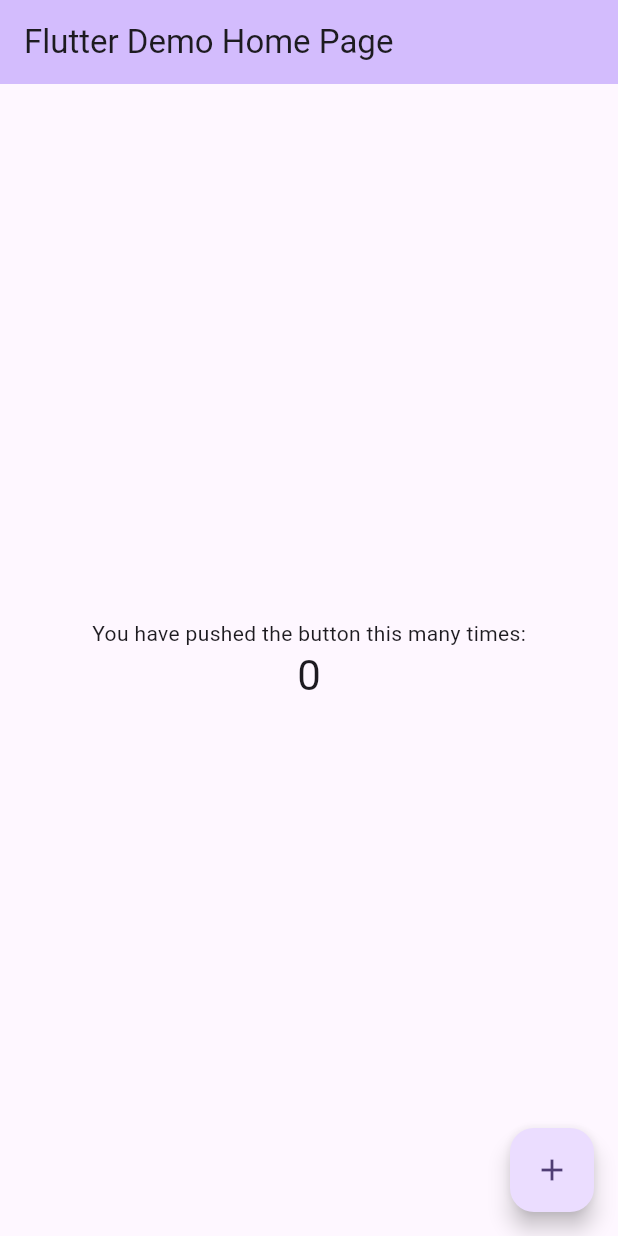
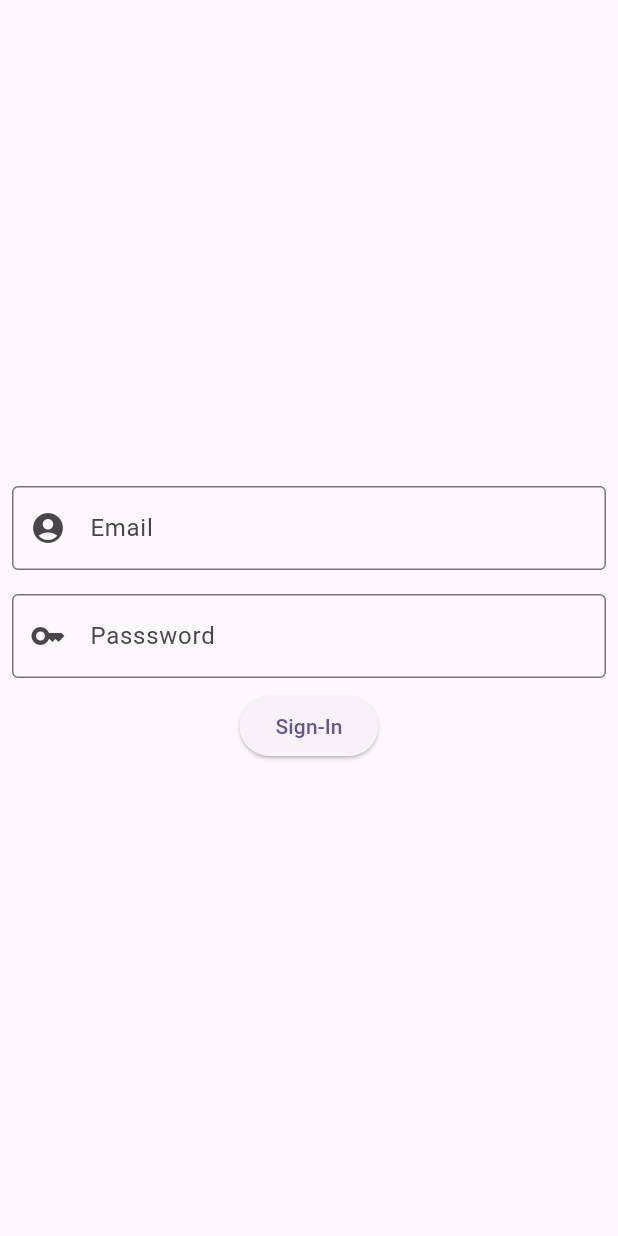
Before and after one commit to DiegoDA04/recruitech_flutter, a Flutter app: the screen it shows after launch, on a phone screen of 412 x 824 dp. Run offline on Flutter 3.47's test engine with Material 2 defaults, Android fonts, the phone set to English and light mode, and no system bars.

Commit message:
Created login interface and http_helper for cosume api

```diff
--- /dev/null
+++ b/lib/data/http_helper.dart
@@ -0,0 +1,23 @@
+import 'dart:convert';
+import 'dart:io';
+
+import 'package:http/http.dart' as http;
+import 'package:recruitech_flutter/data/login_class/login_request.dart';
+import 'package:recruitech_flutter/data/login_class/login_response.dart';
+
+class HttpHelper {
+  final String urlBase = "https://backend-recruitech-production.up.railway.app/api/v1/";
+
+  Future<LoginResponse?> login(LoginRequest request) async {
+    const String endPoint = "auth/sign-in";
+    http.Response response = await http.post(Uri.parse(urlBase+endPoint),
+      headers: <String, String>{
+        'Content-Type': 'application/json; charset=UTF-8',
+      },
+      body: jsonEncode(request.toJson()),
+    );
+    if (response.statusCode == HttpStatus.ok) {
+      return LoginResponse.fromJson(jsonDecode(response.body));
+    } return null;
+  }
+}
--- /dev/null
+++ b/lib/data/login_class/login_request.dart
@@ -0,0 +1,18 @@
+class LoginRequest {
+  String? email;
+  String? password;
+
+  LoginRequest({this.email, this.password});
+
+  LoginRequest.fromJson(Map<String, dynamic> json) {
+    email = json['email'];
+    password = json['password'];
+  }
+
+  Map<String, String> toJson() {
+    final Map<String, String> data = new Map<String, String>();
+    data['email'] = this.email!;
+    data['password'] = this.password!;
+    return data;
+  }
+}
--- /dev/null
+++ b/lib/data/login_class/login_response.dart
@@ -0,0 +1,15 @@
+class LoginResponse {
+  int? id;
+  String? username;
+  String? email;
+  String? token;
+
+  LoginResponse({this.id, this.username, this.email, this.token});
+
+  LoginResponse.fromJson(Map<String, dynamic> json) {
+    id = json['id'];
+    username = json['username'];
+    email = json['email'];
+    token = json['token'];
+  }
+}
--- a/lib/main.dart
+++ b/lib/main.dart
@@ -1,4 +1,5 @@
 import 'package:flutter/material.dart';
+import 'package:recruitech_flutter/ui/login_screen.dart';
 
 void main() {
   runApp(const MyApp());
@@ -7,7 +8,6 @@ void main() {
 class MyApp extends StatelessWidget {
   const MyApp({super.key});
 
-  // This widget is the root of your application.
   @override
   Widget build(BuildContext context) {
     return MaterialApp(
@@ -16,54 +16,8 @@ class MyApp extends StatelessWidget {
         colorScheme: ColorScheme.fromSeed(seedColor: Colors.deepPurple),
         useMaterial3: true,
       ),
-      home: const MyHomePage(title: 'Flutter Demo Home Page'),
-    );
-  }
-}
-
-class MyHomePage extends StatefulWidget {
-  const MyHomePage({super.key, required this.title});
-
-  final String title;
-
-  @override
-  State<MyHomePage> createState() => _MyHomePageState();
-}
-
-class _MyHomePageState extends State<MyHomePage> {
-  int _counter = 0;
-
-  void _incrementCounter() {
-    setState(() {
-      _counter++;
-    });
-  }
-
-  @override
-  Widget build(BuildContext context) {
-    return Scaffold(
-      appBar: AppBar(
-        backgroundColor: Theme.of(context).colorScheme.inversePrimary,
-        title: Text(widget.title),
-      ),
-      body: Center(
-        child: Column(
-          mainAxisAlignment: MainAxisAlignment.center,
-          children: <Widget>[
-            const Text(
-              'You have pushed the button this many times:',
-            ),
-            Text(
-              '$_counter',
-              style: Theme.of(context).textTheme.headlineMedium,
-            ),
-          ],
-        ),
-      ),
-      floatingActionButton: FloatingActionButton(
-        onPressed: _incrementCounter,
-        tooltip: 'Increment',
-        child: const Icon(Icons.add),
+      home: const Scaffold(
+        body: Login()
       ),
     );
   }
--- /dev/null
+++ b/lib/ui/login_screen.dart
@@ -0,0 +1,97 @@
+
+
+import 'package:flutter/material.dart';
+import 'package:recruitech_flutter/data/http_helper.dart';
+import 'package:recruitech_flutter/data/login_class/login_request.dart';
+import 'package:recruitech_flutter/data/login_class/login_response.dart';
+
+class Login extends StatefulWidget {
+  const Login({super.key});
+
+  @override
+  State<Login> createState() => _LoginState();
+}
+
+class _LoginState extends State<Login> {
+  final _formKey = GlobalKey<FormState>();
+  HttpHelper? httpHelper;
+  String email = "";
+  String password = "";
+
+  @override
+  void initState() {
+    httpHelper = HttpHelper();
+    super.initState();
+  }
+
+  @override
+  Widget build(BuildContext context) {
+    return  Form(
+    key: _formKey,
+    child:
+    Column(
+      mainAxisAlignment: MainAxisAlignment.center,
+      children: [
+        Padding(
+          padding: const EdgeInsets.all(8.0),
+          child: TextFormField(
+            controller: TextEditingController(text: email),
+            decoration: const InputDecoration(
+              border: OutlineInputBorder(),
+              labelText: 'Email',
+              prefixIcon: Icon(Icons.account_circle)
+            ),
+            onChanged: (value) {
+              email = value;
+            },
+            validator: (value) {
+              if (value == null || value.isEmpty) {
+                return 'Please enter some text';
+              }
+              return null;
+            },
+          ),
+        ),
+
+        Padding(
+          padding: const EdgeInsets.all(8.0),
+          child: TextFormField(
+            controller: TextEditingController(text: password),
+            obscureText: true,
+            decoration: const InputDecoration(
+              border: OutlineInputBorder(),
+              labelText: 'Passsword',
+              prefixIcon: Icon(Icons.key)
+            ),
+            onChanged: (value) {
+              password = value;
+            },
+            validator: (value) {
+              if (value == null || value.isEmpty) {
+                return 'Please enter some text';
+              }
+              return null;
+            },
+          )
+        ),
+
+        ElevatedButton(
+          onPressed: () {
+            final request = LoginRequest(email: email, password: password);
+            final response = httpHelper?.login(request);
+            if (_formKey.currentState!.validate()) {
+              if(response != null) {
+                ScaffoldMessenger.of(context).showSnackBar(
+                    const SnackBar(content: Text('Logged!!!')));
+              } else {
+                ScaffoldMessenger.of(context).showSnackBar(
+                    const SnackBar(content: Text('Something is wrong!!!')));
+              }
+            }
+          },
+          child: const Text("Sign-In")
+        )
+      ],
+    ));
+  }
+}
```
Also changed, not shown: 1 other file.
